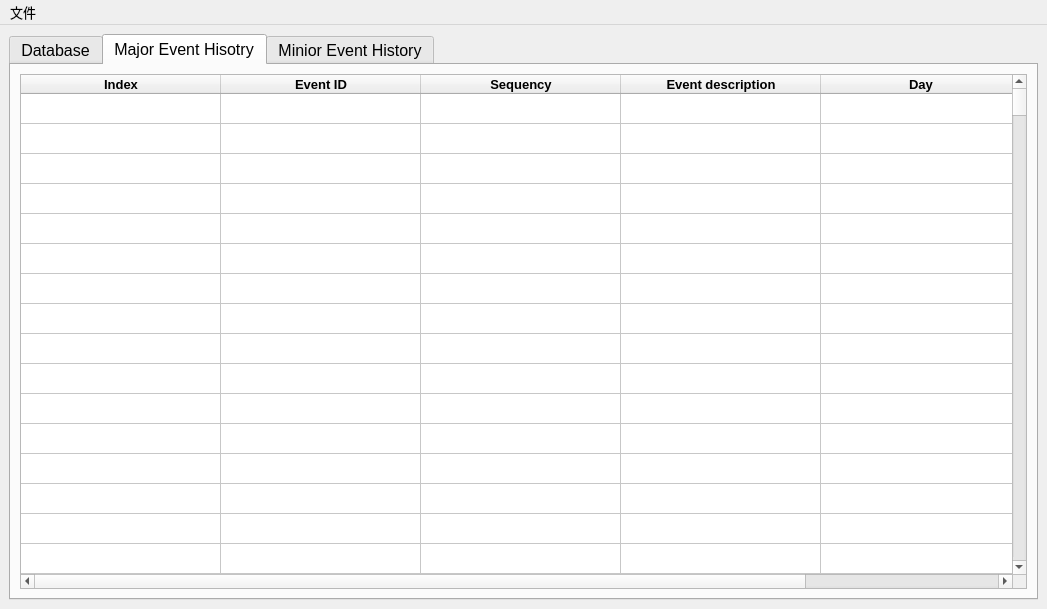
The window that database_wnd/database.ui (BibinGee/Platform1_UI) describes before a commit, drawn with Qt 5.
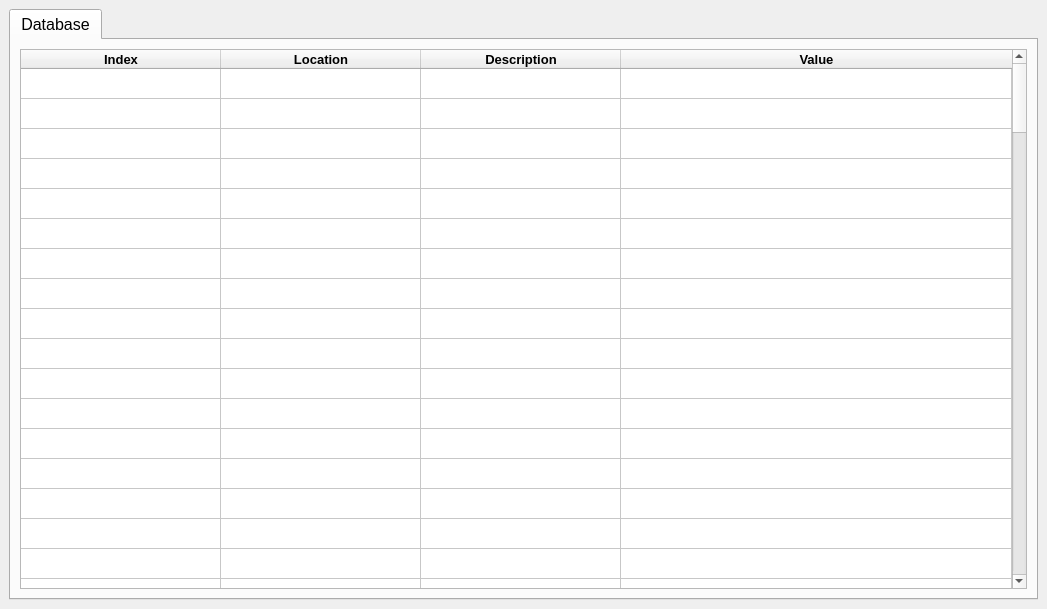
The same window after the commit. The open tabs and pages were chosen to show the change.

```diff
--- a/database_wnd/database.ui
+++ b/database_wnd/database.ui
@@ -10,6 +10,12 @@
     <height>609</height>
    </rect>
   </property>
+  <property name="sizePolicy">
+   <sizepolicy hsizetype="Fixed" vsizetype="Preferred">
+    <horstretch>0</horstretch>
+    <verstretch>0</verstretch>
+   </sizepolicy>
+  </property>
   <property name="windowTitle">
    <string>Database Window</string>
   </property>
@@ -370,1283 +376,12 @@
           </item>
          </layout>
         </widget>
-        <widget class="QWidget" name="tab_2">
-         <attribute name="title">
-          <string>Major Event Hisotry</string>
-         </attribute>
-         <layout class="QVBoxLayout" name="verticalLayout_2">
-          <item>
-           <layout class="QVBoxLayout" name="verticalLayout">
-            <item>
-             <widget class="QTableWidget" name="major_event_table">
-              <property name="minimumSize">
-               <size>
-                <width>993</width>
-                <height>0</height>
-               </size>
-              </property>
-              <property name="showGrid">
-               <bool>true</bool>
-              </property>
-              <property name="sortingEnabled">
-               <bool>true</bool>
-              </property>
-              <property name="rowCount">
-               <number>500</number>
-              </property>
-              <property name="columnCount">
-               <number>5</number>
-              </property>
-              <attribute name="horizontalHeaderCascadingSectionResizes">
-               <bool>true</bool>
-              </attribute>
-              <attribute name="horizontalHeaderMinimumSectionSize">
-               <number>50</number>
-              </attribute>
-              <attribute name="horizontalHeaderDefaultSectionSize">
-               <number>200</number>
-              </attribute>
-              <attribute name="verticalHeaderVisible">
-               <bool>false</bool>
-              </attribute>
-              <attribute name="verticalHeaderCascadingSectionResizes">
-               <bool>false</bool>
-              </attribute>
-              <attribute name="verticalHeaderHighlightSections">
-               <bool>true</bool>
-              </attribute>
-              <row/>
-              <row/>
-              <row/>
-              <row/>
-              <row/>
-              <row/>
-              <row/>
-              <row/>
-              <row/>
-              <row/>
-              <row/>
-              <row/>
-              <row/>
-              <row/>
-              <row/>
-              <row/>
-              <row/>
-              <row/>
-              <row/>
-              <row/>
-              <row/>
-              <row/>
-              <row/>
-              <row/>
-              <row/>
-              <row/>
-              <row/>
-              <row/>
-              <row/>
-              <row/>
-              <row/>
-              <row/>
-              <row/>
-              <row/>
-              <row/>
-              <row/>
-              <row/>
-              <row/>
-              <row/>
-              <row/>
-              <row/>
-              <row/>
-              <row/>
-              <row/>
-              <row/>
-              <row/>
-              <row/>
-              <row/>
-              <row/>
-              <row/>
-              <row/>
-              <row/>
-              <row/>
-              <row/>
-              <row/>
-              <row/>
-              <row/>
-              <row/>
-              <row/>
-              <row/>
-              <row/>
-              <row/>
-              <row/>
-              <row/>
-              <row/>
-              <row/>
-              <row/>
-              <row/>
-              <row/>
-              <row/>
-              <row/>
-              <row/>
-              <row/>
-              <row/>
-              <row/>
-              <row/>
-              <row/>
-              <row/>
-              <row/>
-              <row/>
-              <row/>
-              <row/>
-              <row/>
-              <row/>
-              <row/>
-              <row/>
-              <row/>
-              <row/>
-              <row/>
-              <row/>
-              <row/>
-              <row/>
-              <row/>
-              <row/>
-              <row/>
-              <row/>
-              <row/>
-              <row/>
-              <row/>
-              <row/>
-              <row/>
-              <row/>
-              <row/>
-              <row/>
-              <row/>
-              <row/>
-              <row/>
-              <row/>
-              <row/>
-              <row/>
-              <row/>
-              <row/>
-              <row/>
-              <row/>
-              <row/>
-              <row/>
-              <row/>
-              <row/>
-              <row/>
-              <row/>
-              <row/>
-              <row/>
-              <row/>
-              <row/>
-              <row/>
-              <row/>
-              <row/>
-              <row/>
-              <row/>
-              <row/>
-              <row/>
-              <row/>
-              <row/>
-              <row/>
-              <row/>
-              <row/>
-              <row/>
-              <row/>
-              <row/>
-              <row/>
-              <row/>
-              <row/>
-              <row/>
-              <row/>
-              <row/>
-              <row/>
-              <row/>
-              <row/>
-              <row/>
-              <row/>
-              <row/>
-              <row/>
-              <row/>
-              <row/>
-              <row/>
-              <row/>
-              <row/>
-              <row/>
-              <row/>
-              <row/>
-              <row/>
-              <row/>
-              <row/>
-              <row/>
-              <row/>
-              <row/>
-              <row/>
-              <row/>
-              <row/>
-              <row/>
-              <row/>
-              <row/>
-              <row/>
-              <row/>
-              <row/>
-              <row/>
-              <row/>
-              <row/>
-              <row/>
-              <row/>
-              <row/>
-              <row/>
-              <row/>
-              <row/>
-              <row/>
-              <row/>
-              <row/>
-              <row/>
-              <row/>
-              <row/>
-              <row/>
-              <row/>
-              <row/>
-              <row/>
-              <row/>
-              <row/>
-              <row/>
-              <row/>
-              <row/>
-              <row/>
-              <row/>
-              <row/>
-              <row/>
-              <row/>
-              <row/>
-              <row/>
-              <row/>
-              <row/>
-              <row/>
-              <row/>
-              <row/>
-              <row/>
-              <row/>
-              <row/>
-              <row/>
-              <row/>
-              <row/>
-              <row/>
-              <row/>
-              <row/>
-              <row/>
-              <row/>
-              <row/>
-              <row/>
-              <row/>
-              <row/>
-              <row/>
-              <row/>
-              <row/>
-              <row/>
-              <row/>
-              <row/>
-              <row/>
-              <row/>
-              <row/>
-              <row/>
-              <row/>
-              <row/>
-              <row/>
-              <row/>
-              <row/>
-              <row/>
-              <row/>
-              <row/>
-              <row/>
-              <row/>
-              <row/>
-              <row/>
-              <row/>
-              <row/>
-              <row/>
-              <row/>
-              <row/>
-              <row/>
-              <row/>
-              <row/>
-              <row/>
-              <row/>
-              <row/>
-              <row/>
-              <row/>
-              <row/>
-              <row/>
-              <row/>
-              <row/>
-              <row/>
-              <row/>
-              <row/>
-              <row/>
-              <row/>
-              <row/>
-              <row/>
-              <row/>
-              <row/>
-              <row/>
-              <row/>
-              <row/>
-              <row/>
-              <row/>
-              <row/>
-              <row/>
-              <row/>
-              <row/>
-              <row/>
-              <row/>
-              <row/>
-              <row/>
-              <row/>
-              <row/>
-              <row/>
-              <row/>
-              <row/>
-              <row/>
-              <row/>
-              <row/>
-              <row/>
-              <row/>
-              <row/>
-              <row/>
-              <row/>
-              <row/>
-              <row/>
-              <row/>
-              <row/>
-              <row/>
-              <row/>
-              <row/>
-              <row/>
-              <row/>
-              <row/>
-              <row/>
-              <row/>
-              <row/>
-              <row/>
-              <row/>
-              <row/>
-              <row/>
-              <row/>
-              <row/>
-              <row/>
-              <row/>
-              <row/>
-              <row/>
-              <row/>
-              <row/>
-              <row/>
-              <row/>
-              <row/>
-              <row/>
-              <row/>
-              <row/>
-              <row/>
-              <row/>
-              <row/>
-              <row/>
-              <row/>
-              <row/>
-              <row/>
-              <row/>
-              <row/>
-              <row/>
-              <row/>
-              <row/>
-              <row/>
-              <row/>
-              <row/>
-              <row/>
-              <row/>
-              <row/>
-              <row/>
-              <row/>
-              <row/>
-              <row/>
-              <row/>
-              <row/>
-              <row/>
-              <row/>
-              <row/>
-              <row/>
-              <row/>
-              <row/>
-              <row/>
-              <row/>
-              <row/>
-              <row/>
-              <row/>
-              <row/>
-              <row/>
-              <row/>
-              <row/>
-              <row/>
-              <row/>
-              <row/>
-              <row/>
-              <row/>
-              <row/>
-              <row/>
-              <row/>
-              <row/>
-              <row/>
-              <row/>
-              <row/>
-              <row/>
-              <row/>
-              <row/>
-              <row/>
-              <row/>
-              <row/>
-              <row/>
-              <row/>
-              <row/>
-              <row/>
-              <row/>
-              <row/>
-              <row/>
-              <row/>
-              <row/>
-              <row/>
-              <row/>
-              <row/>
-              <row/>
-              <row/>
-              <row/>
-              <row/>
-              <row/>
-              <row/>
-              <row/>
-              <row/>
-              <row/>
-              <row/>
-              <row/>
-              <row/>
-              <row/>
-              <row/>
-              <row/>
-              <row/>
-              <row/>
-              <row/>
-              <row/>
-              <row/>
-              <row/>
-              <row/>
-              <row/>
-              <row/>
-              <row/>
-              <row/>
-              <row/>
-              <row/>
-              <row/>
-              <row/>
-              <row/>
-              <row/>
-              <row/>
-              <row/>
-              <row/>
-              <row/>
-              <row/>
-              <row/>
-              <row/>
-              <row/>
-              <row/>
-              <row/>
-              <row/>
-              <row/>
-              <row/>
-              <row/>
-              <row/>
-              <row/>
-              <row/>
-              <row/>
-              <row/>
-              <row/>
-              <row/>
-              <row/>
-              <row/>
-              <row/>
-              <row/>
-              <row/>
-              <row/>
-              <row/>
-              <row/>
-              <row/>
-              <row/>
-              <row/>
-              <row/>
-              <row/>
-              <row/>
-              <row/>
-              <row/>
-              <row/>
-              <row/>
-              <row/>
-              <row/>
-              <row/>
-              <row/>
-              <row/>
-              <row/>
-              <row/>
-              <row/>
-              <row/>
-              <row/>
-              <row/>
-              <row/>
-              <row/>
-              <row/>
-              <row/>
-              <row/>
-              <row/>
-              <row/>
-              <row/>
-              <row/>
-              <row/>
-              <row/>
-              <row/>
-              <row/>
-              <row/>
-              <row/>
-              <row/>
-              <row/>
-              <row/>
-              <column>
-               <property name="text">
-                <string>Index</string>
-               </property>
-               <property name="font">
-                <font>
-                 <pointsize>10</pointsize>
-                 <weight>75</weight>
-                 <bold>true</bold>
-                </font>
-               </property>
-               <property name="textAlignment">
-                <set>AlignCenter</set>
-               </property>
-              </column>
-              <column>
-               <property name="text">
-                <string>Event ID</string>
-               </property>
-               <property name="font">
-                <font>
-                 <pointsize>10</pointsize>
-                 <weight>75</weight>
-                 <bold>true</bold>
-                </font>
-               </property>
-               <property name="textAlignment">
-                <set>AlignCenter</set>
-               </property>
-              </column>
-              <column>
-               <property name="text">
-                <string>Sequency</string>
-               </property>
-               <property name="font">
-                <font>
-                 <pointsize>10</pointsize>
-                 <weight>75</weight>
-                 <bold>true</bold>
-                </font>
-               </property>
-               <property name="textAlignment">
-                <set>AlignCenter</set>
-               </property>
-              </column>
-              <column>
-               <property name="text">
-                <string>Event description</string>
-               </property>
-               <property name="font">
-                <font>
-                 <pointsize>10</pointsize>
-                 <weight>75</weight>
-                 <bold>true</bold>
-                </font>
-               </property>
-               <property name="textAlignment">
-                <set>AlignCenter</set>
-               </property>
-              </column>
-              <column>
-               <property name="text">
-                <string>Day</string>
-               </property>
-               <property name="font">
-                <font>
-                 <pointsize>10</pointsize>
-                 <weight>75</weight>
-                 <bold>true</bold>
-                </font>
-               </property>
-               <property name="textAlignment">
-                <set>AlignCenter</set>
-               </property>
-              </column>
-             </widget>
-            </item>
-           </layout>
-          </item>
-         </layout>
-        </widget>
-        <widget class="QWidget" name="MinorE">
-         <attribute name="title">
-          <string>Minior Event History</string>
-         </attribute>
-         <layout class="QVBoxLayout" name="verticalLayout_4">
-          <item>
-           <widget class="QTableWidget" name="minor_event_table">
-            <property name="minimumSize">
-             <size>
-              <width>993</width>
-              <height>0</height>
-             </size>
-            </property>
-            <property name="showGrid">
-             <bool>true</bool>
-            </property>
-            <property name="sortingEnabled">
-             <bool>true</bool>
-            </property>
-            <property name="rowCount">
-             <number>500</number>
-            </property>
-            <property name="columnCount">
-             <number>5</number>
-            </property>
-            <attribute name="horizontalHeaderCascadingSectionResizes">
-             <bool>true</bool>
-            </attribute>
-            <attribute name="horizontalHeaderMinimumSectionSize">
-             <number>50</number>
-            </attribute>
-            <attribute name="horizontalHeaderDefaultSectionSize">
-             <number>200</number>
-            </attribute>
-            <attribute name="verticalHeaderVisible">
-             <bool>false</bool>
-            </attribute>
-            <attribute name="verticalHeaderCascadingSectionResizes">
-             <bool>false</bool>
-            </attribute>
-            <attribute name="verticalHeaderHighlightSections">
-             <bool>true</bool>
-            </attribute>
-            <row/>
-            <row/>
-            <row/>
-            <row/>
-            <row/>
-            <row/>
-            <row/>
-            <row/>
-            <row/>
-            <row/>
-            <row/>
-            <row/>
-            <row/>
-            <row/>
-            <row/>
-            <row/>
-            <row/>
-            <row/>
-            <row/>
-            <row/>
-            <row/>
-            <row/>
-            <row/>
-            <row/>
-            <row/>
-            <row/>
-            <row/>
-            <row/>
-            <row/>
-            <row/>
-            <row/>
-            <row/>
-            <row/>
-            <row/>
-            <row/>
-            <row/>
-            <row/>
-            <row/>
-            <row/>
-            <row/>
-            <row/>
-            <row/>
-            <row/>
-            <row/>
-            <row/>
-            <row/>
-            <row/>
-            <row/>
-            <row/>
-            <row/>
-            <row/>
-            <row/>
-            <row/>
-            <row/>
-            <row/>
-            <row/>
-            <row/>
-            <row/>
-            <row/>
-            <row/>
-            <row/>
-            <row/>
-            <row/>
-            <row/>
-            <row/>
-            <row/>
-            <row/>
-            <row/>
-            <row/>
-            <row/>
-            <row/>
-            <row/>
-            <row/>
-            <row/>
-            <row/>
-            <row/>
-            <row/>
-            <row/>
-            <row/>
-            <row/>
-            <row/>
-            <row/>
-            <row/>
-            <row/>
-            <row/>
-            <row/>
-            <row/>
-            <row/>
-            <row/>
-            <row/>
-            <row/>
-            <row/>
-            <row/>
-            <row/>
-            <row/>
-            <row/>
-            <row/>
-            <row/>
-            <row/>
-            <row/>
-            <row/>
-            <row/>
-            <row/>
-            <row/>
-            <row/>
-            <row/>
-            <row/>
-            <row/>
-            <row/>
-            <row/>
-            <row/>
-            <row/>
-            <row/>
-            <row/>
-            <row/>
-            <row/>
-            <row/>
-            <row/>
-            <row/>
-            <row/>
-            <row/>
-            <row/>
-            <row/>
-            <row/>
-            <row/>
-            <row/>
-            <row/>
-            <row/>
-            <row/>
-            <row/>
-            <row/>
-            <row/>
-            <row/>
-            <row/>
-            <row/>
-            <row/>
-            <row/>
-            <row/>
-            <row/>
-            <row/>
-            <row/>
-            <row/>
-            <row/>
-            <row/>
-            <row/>
-            <row/>
-            <row/>
-            <row/>
-            <row/>
-            <row/>
-            <row/>
-            <row/>
-            <row/>
-            <row/>
-            <row/>
-            <row/>
-            <row/>
-            <row/>
-            <row/>
-            <row/>
-            <row/>
-            <row/>
-            <row/>
-            <row/>
-            <row/>
-            <row/>
-            <row/>
-            <row/>
-            <row/>
-            <row/>
-            <row/>
-            <row/>
-            <row/>
-            <row/>
-            <row/>
-            <row/>
-            <row/>
-            <row/>
-            <row/>
-            <row/>
-            <row/>
-            <row/>
-            <row/>
-            <row/>
-            <row/>
-            <row/>
-            <row/>
-            <row/>
-            <row/>
-            <row/>
-            <row/>
-            <row/>
-            <row/>
-            <row/>
-            <row/>
-            <row/>
-            <row/>
-            <row/>
-            <row/>
-            <row/>
-            <row/>
-            <row/>
-            <row/>
-            <row/>
-            <row/>
-            <row/>
-            <row/>
-            <row/>
-            <row/>
-            <row/>
-            <row/>
-            <row/>
-            <row/>
-            <row/>
-            <row/>
-            <row/>
-            <row/>
-            <row/>
-            <row/>
-            <row/>
-            <row/>
-            <row/>
-            <row/>
-            <row/>
-            <row/>
-            <row/>
-            <row/>
-            <row/>
-            <row/>
-            <row/>
-            <row/>
-            <row/>
-            <row/>
-            <row/>
-            <row/>
-            <row/>
-            <row/>
-            <row/>
-            <row/>
-            <row/>
-            <row/>
-            <row/>
-            <row/>
-            <row/>
-            <row/>
-            <row/>
-            <row/>
-            <row/>
-            <row/>
-            <row/>
-            <row/>
-            <row/>
-            <row/>
-            <row/>
-            <row/>
-            <row/>
-            <row/>
-            <row/>
-            <row/>
-            <row/>
-            <row/>
-            <row/>
-            <row/>
-            <row/>
-            <row/>
-            <row/>
-            <row/>
-            <row/>
-            <row/>
-            <row/>
-            <row/>
-            <row/>
-            <row/>
-            <row/>
-            <row/>
-            <row/>
-            <row/>
-            <row/>
-            <row/>
-            <row/>
-            <row/>
-            <row/>
-            <row/>
-            <row/>
-            <row/>
-            <row/>
-            <row/>
-            <row/>
-            <row/>
-            <row/>
-            <row/>
-            <row/>
-            <row/>
-            <row/>
-            <row/>
-            <row/>
-            <row/>
-            <row/>
-            <row/>
-            <row/>
-            <row/>
-            <row/>
-            <row/>
-            <row/>
-            <row/>
-            <row/>
-            <row/>
-            <row/>
-            <row/>
-            <row/>
-            <row/>
-            <row/>
-            <row/>
-            <row/>
-            <row/>
-            <row/>
-            <row/>
-            <row/>
-            <row/>
-            <row/>
-            <row/>
-            <row/>
-            <row/>
-            <row/>
-            <row/>
-            <row/>
-            <row/>
-            <row/>
-            <row/>
-            <row/>
-            <row/>
-            <row/>
-            <row/>
-            <row/>
-            <row/>
-            <row/>
-            <row/>
-            <row/>
-            <row/>
-            <row/>
-            <row/>
-            <row/>
-            <row/>
-            <row/>
-            <row/>
-            <row/>
-            <row/>
-            <row/>
-            <row/>
-            <row/>
-            <row/>
-            <row/>
-            <row/>
-            <row/>
-            <row/>
-            <row/>
-            <row/>
-            <row/>
-            <row/>
-            <row/>
-            <row/>
-            <row/>
-            <row/>
-            <row/>
-            <row/>
-            <row/>
-            <row/>
-            <row/>
-            <row/>
-            <row/>
-            <row/>
-            <row/>
-            <row/>
-            <row/>
-            <row/>
-            <row/>
-            <row/>
-            <row/>
-            <row/>
-            <row/>
-            <row/>
-            <row/>
-            <row/>
-            <row/>
-            <row/>
-            <row/>
-            <row/>
-            <row/>
-            <row/>
-            <row/>
-            <row/>
-            <row/>
-            <row/>
-            <row/>
-            <row/>
-            <row/>
-            <row/>
-            <row/>
-            <row/>
-            <row/>
-            <row/>
-            <row/>
-            <row/>
-            <row/>
-            <row/>
-            <row/>
-            <row/>
-            <row/>
-            <row/>
-            <row/>
-            <row/>
-            <row/>
-            <row/>
-            <row/>
-            <row/>
-            <row/>
-            <row/>
-            <row/>
-            <row/>
-            <row/>
-            <row/>
-            <row/>
-            <row/>
-            <row/>
-            <row/>
-            <row/>
-            <row/>
-            <row/>
-            <row/>
-            <row/>
-            <row/>
-            <row/>
-            <row/>
-            <row/>
-            <row/>
-            <row/>
-            <row/>
-            <row/>
-            <row/>
-            <row/>
-            <row/>
-            <row/>
-            <row/>
-            <row/>
-            <row/>
-            <row/>
-            <row/>
-            <row/>
-            <row/>
-            <row/>
-            <row/>
-            <row/>
-            <row/>
-            <row/>
-            <row/>
-            <row/>
-            <row/>
-            <row/>
-            <row/>
-            <row/>
-            <row/>
-            <row/>
-            <row/>
-            <row/>
-            <row/>
-            <row/>
-            <row/>
-            <row/>
-            <row/>
-            <row/>
-            <row/>
-            <row/>
-            <row/>
-            <row/>
-            <row/>
-            <row/>
-            <row/>
-            <row/>
-            <row/>
-            <row/>
-            <row/>
-            <row/>
-            <row/>
-            <row/>
-            <row/>
-            <row/>
-            <row/>
-            <row/>
-            <row/>
-            <row/>
-            <row/>
-            <row/>
-            <row/>
-            <row/>
-            <row/>
-            <row/>
-            <row/>
-            <row/>
-            <row/>
-            <row/>
-            <column>
-             <property name="text">
-              <string>Index</string>
-             </property>
-             <property name="font">
-              <font>
-               <pointsize>10</pointsize>
-               <weight>75</weight>
-               <bold>true</bold>
-              </font>
-             </property>
-             <property name="textAlignment">
-              <set>AlignCenter</set>
-             </property>
-            </column>
-            <column>
-             <property name="text">
-              <string>Event ID</string>
-             </property>
-             <property name="font">
-              <font>
-               <pointsize>10</pointsize>
-               <weight>75</weight>
-               <bold>true</bold>
-              </font>
-             </property>
-             <property name="textAlignment">
-              <set>AlignCenter</set>
-             </property>
-            </column>
-            <column>
-             <property name="text">
-              <string>Sequency</string>
-             </property>
-             <property name="font">
-              <font>
-               <pointsize>10</pointsize>
-               <weight>75</weight>
-               <bold>true</bold>
-              </font>
-             </property>
-             <property name="textAlignment">
-              <set>AlignCenter</set>
-             </property>
-            </column>
-            <column>
-             <property name="text">
-              <string>Event description</string>
-             </property>
-             <property name="font">
-              <font>
-               <pointsize>10</pointsize>
-               <weight>75</weight>
-               <bold>true</bold>
-              </font>
-             </property>
-             <property name="textAlignment">
-              <set>AlignCenter</set>
-             </property>
-            </column>
-            <column>
-             <property name="text">
-              <string>Day</string>
-             </property>
-             <property name="font">
-              <font>
-               <pointsize>10</pointsize>
-               <weight>75</weight>
-               <bold>true</bold>
-              </font>
-             </property>
-             <property name="textAlignment">
-              <set>AlignCenter</set>
-             </property>
-            </column>
-           </widget>
-          </item>
-         </layout>
-        </widget>
        </widget>
       </item>
      </layout>
     </item>
    </layout>
   </widget>
-  <widget class="QMenuBar" name="menubar">
-   <property name="geometry">
-    <rect>
-     <x>0</x>
-     <y>0</y>
-     <width>1047</width>
-     <height>29</height>
-    </rect>
-   </property>
-   <property name="font">
-    <font>
-     <pointsize>10</pointsize>
-    </font>
-   </property>
-   <widget class="QMenu" name="menuFile">
-    <property name="title">
-     <string>文件</string>
-    </property>
-    <addaction name="actionExport"/>
-    <addaction name="actionExit"/>
-   </widget>
-   <addaction name="menuFile"/>
-  </widget>
   <action name="actionExport">
    <property name="text">
     <string>导出到Excel</string>
```
